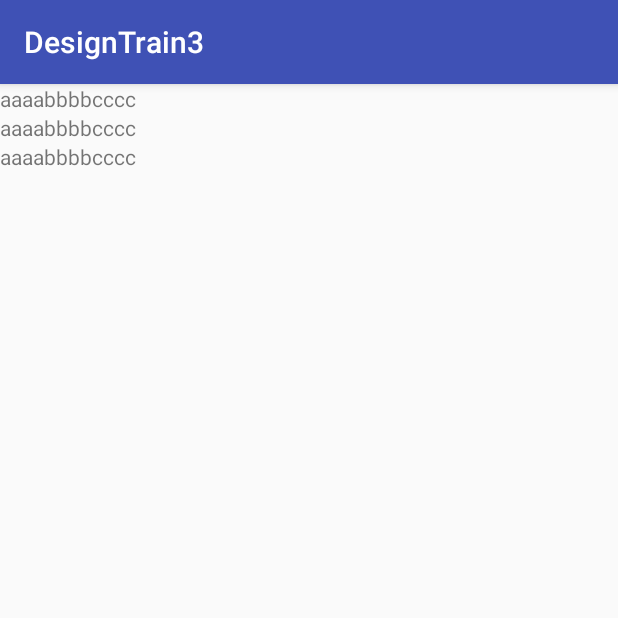
After one commit to yamamoto7/java---android-app-train, an Android app: the TableViewActivity screen opened directly, with no data from a screen before it, on a phone screen of 412 x 824 dp, the top half of it. The commit adds this screen. Run offline under Robolectric (Android 15) with nearby library versions, the phone set to English and light mode, and no system bars.

Commit message:
add table layout

```diff
--- a/DesignTrain3/app/src/main/AndroidManifest.xml
+++ b/DesignTrain3/app/src/main/AndroidManifest.xml
@@ -20,6 +20,11 @@
             android:name=".ListViewActivity"
             android:label="@string/app_name">
         </activity>
+        <activity
+            android:name=".TableViewActivity"
+            android:label="DesignTrain3">
+
+        </activity>
     </application>
 
 </manifest>
--- a/DesignTrain3/app/src/main/java/com/example/k7287/designtrain3/MainActivity.java
+++ b/DesignTrain3/app/src/main/java/com/example/k7287/designtrain3/MainActivity.java
@@ -21,6 +21,14 @@ public class MainActivity extends AppCompatActivity {
                 startActivity(intent);
             }
         });
+        Button tableButton = (Button)findViewById(R.id.table_view);
+        tableButton.setOnClickListener(new View.OnClickListener() {
+            @Override
+            public void onClick(View view) {
+                Intent intent = new Intent(getApplication(), TableViewActivity.class);
+                startActivity(intent);
+            }
+        });
 
     }
 }
--- /dev/null
+++ b/DesignTrain3/app/src/main/java/com/example/k7287/designtrain3/TableViewActivity.java
@@ -0,0 +1,14 @@
+package com.example.k7287.designtrain3;
+
+import android.os.Bundle;
+import android.support.v7.app.AppCompatActivity;
+
+public class TableViewActivity extends AppCompatActivity {
+    @Override
+    protected void onCreate(Bundle bundle) {
+        super.onCreate(bundle);
+        setContentView(R.layout.table_view);
+    }
+
+
+}
--- a/DesignTrain3/app/src/main/res/layout/activity_main.xml
+++ b/DesignTrain3/app/src/main/res/layout/activity_main.xml
@@ -14,6 +14,11 @@
             android:layout_height="wrap_content"
             android:id="@+id/list_view"
             android:text="list"/>
+        <Button
+            android:layout_width="wrap_content"
+            android:layout_height="wrap_content"
+            android:id="@+id/table_view"
+            android:text="table"/>
 
         <TextView
             android:layout_width="match_parent"
--- /dev/null
+++ b/DesignTrain3/app/src/main/res/layout/table_view.xml
@@ -0,0 +1,36 @@
+<?xml version="1.0" encoding="utf-8"?>
+<android.support.constraint.ConstraintLayout
+    xmlns:android="http://schemas.android.com/apk/res/android"
+    xmlns:tools="http://schemas.android.com/tools"
+    android:layout_width="match_parent"
+    android:layout_height="match_parent">
+    <TableLayout
+        android:layout_width="wrap_content"
+        android:layout_height="wrap_content">
+        <TableRow>
+            <TextView
+                android:text="aaaa"/>
+            <TextView
+                android:text="bbbb"/>
+            <TextView
+                android:text="cccc"/>
+        </TableRow>
+        <TableRow>
+            <TextView
+                android:text="aaaa"/>
+            <TextView
+                android:text="bbbb"/>
+            <TextView
+                android:text="cccc"/>
+        </TableRow>
+        <TableRow>
+            <TextView
+                android:text="aaaa"/>
+            <TextView
+                android:text="bbbb"/>
+            <TextView
+                android:text="cccc"/>
+        </TableRow>
+    </TableLayout>
+
+</android.support.constraint.ConstraintLayout>
```
